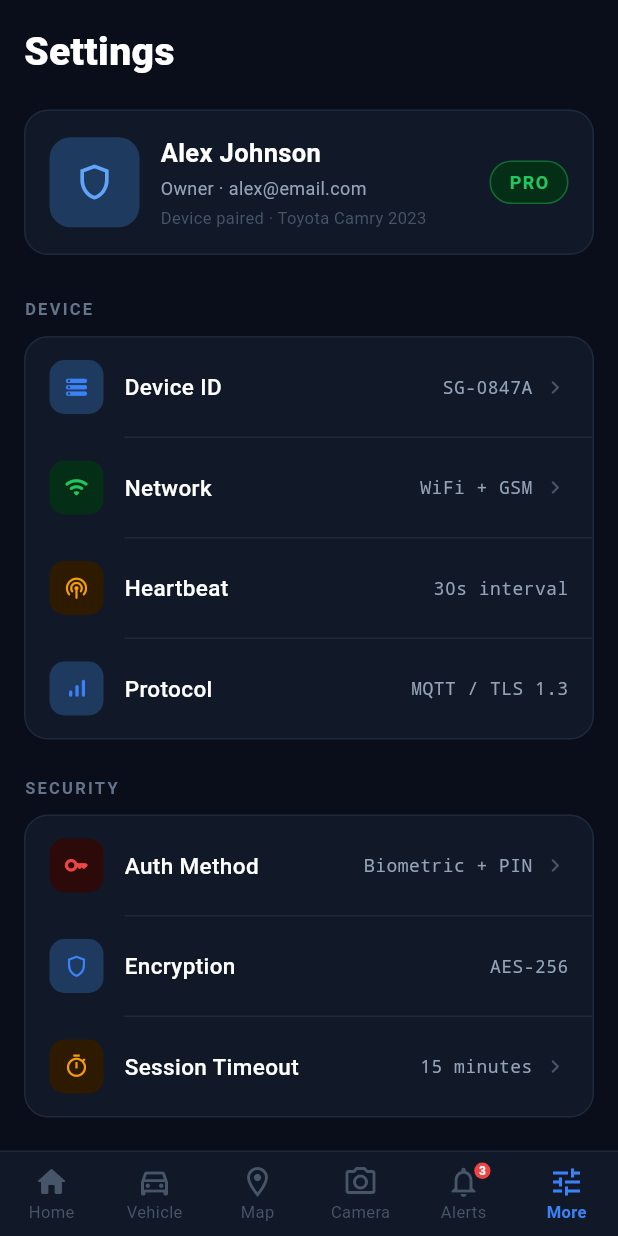
After one commit to Ibrah-N/anti_theft_app, a Flutter app: the screen it shows after launch, item 6 of the bottom bar chosen, on a phone screen of 412 x 824 dp. The commit adds this screen. Run offline on Flutter 3.47's test engine with Material 3 defaults, Android fonts, the phone set to English and light mode, and no system bars; our stand-ins replace flutter_map, latlong2; Roboto replaces fonts that are missing (SF Pro Display).

Commit message:
Setting Page added successfully

```diff
--- /dev/null
+++ b/lib/data/models/settings_model.dart
@@ -0,0 +1,53 @@
+class DeviceSettings {
+  final String deviceId;
+  final String network;
+  final String heartbeatInterval;
+  final String protocol;
+
+  const DeviceSettings({
+    required this.deviceId,
+    required this.network,
+    required this.heartbeatInterval,
+    required this.protocol,
+  });
+
+  static DeviceSettings mock() => const DeviceSettings(
+    deviceId: 'SG-0847A',
+    network: 'WiFi + GSM',
+    heartbeatInterval: '30s interval',
+    protocol: 'MQTT / TLS 1.3',
+  );
+}
+
+class SecuritySettings {
+  final String authMethod;
+  final String encryption;
+  final String sessionTimeout;
+
+  const SecuritySettings({
+    required this.authMethod,
+    required this.encryption,
+    required this.sessionTimeout,
+  });
+
+  static SecuritySettings mock() => const SecuritySettings(
+    authMethod: 'Biometric + PIN',
+    encryption: 'AES-256',
+    sessionTimeout: '15 minutes',
+  );
+}
+
+class AccessSettings {
+  final int sharedUsersCount;
+  final String activityLogLabel;
+
+  const AccessSettings({
+    required this.sharedUsersCount,
+    required this.activityLogLabel,
+  });
+
+  static AccessSettings mock() => const AccessSettings(
+    sharedUsersCount: 2,
+    activityLogLabel: 'View history',
+  );
+}
--- a/lib/data/models/user_model.dart
+++ b/lib/data/models/user_model.dart
@@ -0,0 +1,34 @@
+enum UserPlan { free, pro, enterprise }
+
+class UserModel {
+  final String name;
+  final String email;
+  final String role;
+  final String pairedVehicle;
+  final UserPlan plan;
+
+  const UserModel({
+    required this.name,
+    required this.email,
+    required this.role,
+    required this.pairedVehicle,
+    required this.plan,
+  });
+
+  String get planLabel {
+    switch (plan) {
+      case UserPlan.free:       return 'FREE';
+      case UserPlan.pro:        return 'PRO';
+      case UserPlan.enterprise: return 'ENT';
+    }
+  }
+
+  // Step 2: replace with auth repository response
+  static UserModel mock() => const UserModel(
+    name: 'Alex Johnson',
+    email: 'alex@email.com',
+    role: 'Owner',
+    pairedVehicle: 'Toyota Camry 2023',
+    plan: UserPlan.pro,
+  );
+}
--- a/lib/presentation/screens/home/home_screen.dart
+++ b/lib/presentation/screens/home/home_screen.dart
@@ -9,6 +9,7 @@ import '../../widgets/home/latest_alert_card.dart';
 import '../../widgets/common/bottom_nav_bar.dart';
 import '../vehicle/vehicle_screen.dart';
 import '../map/map_screen.dart';
+import '../settings/settings_screen.dart';
 
 class HomeScreen extends StatefulWidget {
   const HomeScreen({super.key});
@@ -153,13 +154,16 @@ class _HomeScreenState extends State<HomeScreen> {
       bottomNavigationBar: SmartGuardBottomNav(
         currentIndex: _navIndex,
 
-        onTap: (i) {
+      onTap: (i) {
           if (i == 1) {
             Navigator.push(context,
                 MaterialPageRoute(builder: (_) => const VehicleScreen()));
           } else if (i == 2) {
             Navigator.push(context,
                 MaterialPageRoute(builder: (_) => const MapScreen()));
+          } else if (i == 5) {
+            Navigator.push(context,
+                MaterialPageRoute(builder: (_) => const SettingsScreen()));
           } else {
             setState(() => _navIndex = i);
           }
--- /dev/null
+++ b/lib/presentation/screens/settings/settings_screen.dart
@@ -0,0 +1,249 @@
+import 'package:flutter/material.dart';
+import '../../../core/constants/app_colors.dart';
+import '../../../data/models/user_model.dart';
+import '../../../data/models/settings_model.dart';
+import '../../widgets/settings/profile_card.dart';
+import '../../widgets/settings/settings_section.dart';
+import '../../widgets/common/bottom_nav_bar.dart';
+
+class SettingsScreen extends StatefulWidget {
+  const SettingsScreen({super.key});
+
+  @override
+  State<SettingsScreen> createState() => _SettingsScreenState();
+}
+
+class _SettingsScreenState extends State<SettingsScreen> {
+  int _navIndex = 5;
+
+  // Step 2: replace with provider / auth repository
+  final UserModel _user         = UserModel.mock();
+  final DeviceSettings _device   = DeviceSettings.mock();
+  final SecuritySettings _sec    = SecuritySettings.mock();
+  final AccessSettings _access   = AccessSettings.mock();
+
+  void _onSignOut() {
+    showDialog(
+      context: context,
+      builder: (_) => AlertDialog(
+        backgroundColor: AppColors.cardBg,
+        shape: RoundedRectangleBorder(
+            borderRadius: BorderRadius.circular(16)),
+        title: const Text('Sign Out',
+            style: TextStyle(color: AppColors.textPrimary)),
+        content: const Text(
+            'Are you sure you want to sign out of SmartGuard?',
+            style: TextStyle(color: AppColors.textSecondary)),
+        actions: [
+          TextButton(
+            onPressed: () => Navigator.pop(context),
+            child: const Text('Cancel',
+                style: TextStyle(color: AppColors.textSecondary)),
+          ),
+          TextButton(
+            onPressed: () {
+              Navigator.pop(context);
+              // TODO Step 2: clear tokens + navigate to LoginScreen
+            },
+            child: const Text('Sign Out',
+                style: TextStyle(color: AppColors.statusRed)),
+          ),
+        ],
+      ),
+    );
+  }
+
+  @override
+  Widget build(BuildContext context) {
+    return Scaffold(
+      backgroundColor: AppColors.scaffoldBg,
+      body: SafeArea(
+        child: CustomScrollView(
+          slivers: [
+            // ── Title ──────────────────────────────────────
+            const SliverToBoxAdapter(
+              child: Padding(
+                padding: EdgeInsets.fromLTRB(16, 16, 16, 20),
+                child: Text(
+                  'Settings',
+                  style: TextStyle(
+                    color: AppColors.textPrimary,
+                    fontSize: 26,
+                    fontWeight: FontWeight.w800,
+                  ),
+                ),
+              ),
+            ),
+
+            // ── Profile card ────────────────────────────────
+            SliverToBoxAdapter(
+              child: Padding(
+                padding: const EdgeInsets.symmetric(horizontal: 16),
+                child: ProfileCard(user: _user),
+              ),
+            ),
+
+            const SliverToBoxAdapter(child: SizedBox(height: 28)),
+
+            // ── DEVICE section ──────────────────────────────
+            SliverToBoxAdapter(
+              child: Padding(
+                padding: const EdgeInsets.symmetric(horizontal: 16),
+                child: SettingsSection(
+                  title: 'DEVICE',
+                  rows: [
+                    SettingsSectionData(
+                      icon: Icons.storage_rounded,
+                      iconColor: AppColors.accentBlue,
+                      iconBg: AppColors.iconBlueBg,
+                      label: 'Device ID',
+                      value: _device.deviceId,
+                      hasChevron: true,
+                      onTap: () {},
+                    ),
+                    SettingsSectionData(
+                      icon: Icons.wifi_rounded,
+                      iconColor: const Color(0xFF22C55E),
+                      iconBg: const Color(0xFF052E16),
+                      label: 'Network',
+                      value: _device.network,
+                      hasChevron: true,
+                      onTap: () {},
+                    ),
+                    SettingsSectionData(
+                      icon: Icons.podcasts_rounded,
+                      iconColor: const Color(0xFFF59E0B),
+                      iconBg: const Color(0xFF2D1A00),
+                      label: 'Heartbeat',
+                      value: _device.heartbeatInterval,
+                      hasChevron: false,
+                    ),
+                    SettingsSectionData(
+                      icon: Icons.signal_cellular_alt_rounded,
+                      iconColor: AppColors.accentBlue,
+                      iconBg: AppColors.iconBlueBg,
+                      label: 'Protocol',
+                      value: _device.protocol,
+                      hasChevron: false,
+                    ),
+                  ],
+                ),
+              ),
+            ),
+
+            const SliverToBoxAdapter(child: SizedBox(height: 24)),
+
+            // ── SECURITY section ────────────────────────────
+            SliverToBoxAdapter(
+              child: Padding(
+                padding: const EdgeInsets.symmetric(horizontal: 16),
+                child: SettingsSection(
+                  title: 'SECURITY',
+                  rows: [
+                    SettingsSectionData(
+                      icon: Icons.key_rounded,
+                      iconColor: const Color(0xFFEF4444),
+                      iconBg: const Color(0xFF2D0A0A),
+                      label: 'Auth Method',
+                      value: _sec.authMethod,
+                      hasChevron: true,
+                      onTap: () {},
+                    ),
+                    SettingsSectionData(
+                      icon: Icons.shield_outlined,
+                      iconColor: AppColors.accentBlue,
+                      iconBg: AppColors.iconBlueBg,
+                      label: 'Encryption',
+                      value: _sec.encryption,
+                      hasChevron: false,
+                    ),
+                    SettingsSectionData(
+                      icon: Icons.timer_outlined,
+                      iconColor: const Color(0xFFF59E0B),
+                      iconBg: const Color(0xFF2D1A00),
+                      label: 'Session Timeout',
+                      value: _sec.sessionTimeout,
+                      hasChevron: true,
+                      onTap: () {},
+                    ),
+                  ],
+                ),
+              ),
+            ),
+
+            const SliverToBoxAdapter(child: SizedBox(height: 24)),
+
+            // ── ACCESS section ──────────────────────────────
+            SliverToBoxAdapter(
+              child: Padding(
+                padding: const EdgeInsets.symmetric(horizontal: 16),
+                child: SettingsSection(
+                  title: 'ACCESS',
+                  rows: [
+                    SettingsSectionData(
+                      icon: Icons.group_outlined,
+                      iconColor: const Color(0xFF22C55E),
+                      iconBg: const Color(0xFF052E16),
+                      label: 'Shared Users',
+                      value: '${_access.sharedUsersCount} active',
+                      hasChevron: true,
+                      onTap: () {},
+                    ),
+                    SettingsSectionData(
+                      icon: Icons.show_chart_rounded,
+                      iconColor: AppColors.accentBlue,
+                      iconBg: AppColors.iconBlueBg,
+                      label: 'Activity Log',
+                      value: _access.activityLogLabel,
+                      hasChevron: true,
+                      onTap: () {},
+                    ),
+                  ],
+                ),
+              ),
+            ),
+
+            const SliverToBoxAdapter(child: SizedBox(height: 28)),
+
+            // ── Sign Out button ─────────────────────────────
+            SliverToBoxAdapter(
+              child: Padding(
+                padding: const EdgeInsets.symmetric(horizontal: 16),
+                child: GestureDetector(
+                  onTap: _onSignOut,
+                  child: Container(
+                    height: 54,
+                    decoration: BoxDecoration(
+                      color: AppColors.statusRedBg,
+                      borderRadius: BorderRadius.circular(16),
+                      border: Border.all(
+                          color: AppColors.statusRed.withOpacity(0.3),
+                          width: 1),
+                    ),
+                    alignment: Alignment.center,
+                    child: const Text(
+                      'SIGN OUT',
+                      style: TextStyle(
+                        color: AppColors.statusRed,
+                        fontSize: 13,
+                        fontWeight: FontWeight.w700,
+                        letterSpacing: 1.5,
+                      ),
+                    ),
+                  ),
+                ),
+              ),
+            ),
+
+            const SliverToBoxAdapter(child: SizedBox(height: 28)),
+          ],
+        ),
+      ),
+
+      bottomNavigationBar: SmartGuardBottomNav(
+        currentIndex: _navIndex,
+        onTap: (i) => setState(() => _navIndex = i),
+      ),
+    );
+  }
+}
--- /dev/null
+++ b/lib/presentation/widgets/settings/profile_card.dart
@@ -0,0 +1,94 @@
+import 'package:flutter/material.dart';
+import '../../../core/constants/app_colors.dart';
+import '../../../data/models/user_model.dart';
+
+class ProfileCard extends StatelessWidget {
+  final UserModel user;
+
+  const ProfileCard({super.key, required this.user});
+
+  @override
+  Widget build(BuildContext context) {
+    return Container(
+      padding: const EdgeInsets.all(16),
+      decoration: BoxDecoration(
+        color: AppColors.cardBg,
+        borderRadius: BorderRadius.circular(16),
+        border: Border.all(color: AppColors.borderColor, width: 1),
+      ),
+      child: Row(
+        children: [
+          // Shield avatar
+          Container(
+            width: 60,
+            height: 60,
+            decoration: BoxDecoration(
+              color: AppColors.iconBlueBg,
+              borderRadius: BorderRadius.circular(14),
+            ),
+            child: const Icon(
+              Icons.shield_outlined,
+              color: AppColors.shieldBlue,
+              size: 28,
+            ),
+          ),
+          const SizedBox(width: 14),
+
+          // Name + email + vehicle
+          Expanded(
+            child: Column(
+              crossAxisAlignment: CrossAxisAlignment.start,
+              children: [
+                Text(
+                  user.name,
+                  style: const TextStyle(
+                    color: AppColors.textPrimary,
+                    fontSize: 17,
+                    fontWeight: FontWeight.w700,
+                  ),
+                ),
+                const SizedBox(height: 3),
+                Text(
+                  '${user.role} · ${user.email}',
+                  style: const TextStyle(
+                    color: AppColors.textSecondary,
+                    fontSize: 12,
+                  ),
+                ),
+                const SizedBox(height: 3),
+                Text(
+                  'Device paired · ${user.pairedVehicle}',
+                  style: const TextStyle(
+                    color: AppColors.textMuted,
+                    fontSize: 11,
+                  ),
+                ),
+              ],
+            ),
+          ),
+
+          // PRO badge
+          Container(
+            padding: const EdgeInsets.symmetric(
+                horizontal: 12, vertical: 5),
+            decoration: BoxDecoration(
+              color: AppColors.statusGreenBg,
+              borderRadius: BorderRadius.circular(20),
+              border: Border.all(
+                  color: AppColors.statusGreen.withOpacity(0.4), width: 1),
+            ),
+            child: Text(
+              user.planLabel,
+              style: const TextStyle(
+                color: AppColors.statusGreen,
+                fontSize: 12,
+                fontWeight: FontWeight.w700,
+                letterSpacing: 1,
+              ),
+            ),
+          ),
+        ],
+      ),
+    );
+  }
+}
--- /dev/null
+++ b/lib/presentation/widgets/settings/settings_row.dart
@@ -0,0 +1,97 @@
+import 'package:flutter/material.dart';
+import '../../../core/constants/app_colors.dart';
+
+class SettingsRow extends StatelessWidget {
+  final IconData icon;
+  final Color iconColor;
+  final Color iconBg;
+  final String label;
+  final String value;
+  final bool hasChevron;
+  final VoidCallback? onTap;
+  final bool isFirst;
+  final bool isLast;
+
+  const SettingsRow({
+    super.key,
+    required this.icon,
+    required this.iconColor,
+    required this.iconBg,
+    required this.label,
+    required this.value,
+    this.hasChevron = false,
+    this.onTap,
+    this.isFirst = false,
+    this.isLast = false,
+  });
+
+  @override
+  Widget build(BuildContext context) {
+    return GestureDetector(
+      onTap: onTap,
+      behavior: HitTestBehavior.opaque,
+      child: Column(
+        children: [
+          Padding(
+            padding: const EdgeInsets.symmetric(
+                horizontal: 16, vertical: 15),
+            child: Row(
+              children: [
+                // Icon circle
+                Container(
+                  width: 36,
+                  height: 36,
+                  decoration: BoxDecoration(
+                    color: iconBg,
+                    borderRadius: BorderRadius.circular(10),
+                  ),
+                  child: Icon(icon, color: iconColor, size: 17),
+                ),
+                const SizedBox(width: 14),
+
+                // Label
+                Expanded(
+                  child: Text(
+                    label,
+                    style: const TextStyle(
+                      color: AppColors.textPrimary,
+                      fontSize: 15,
+                      fontWeight: FontWeight.w500,
+                    ),
+                  ),
+                ),
+
+                // Value (monospace feel)
+                Text(
+                  value,
+                  style: const TextStyle(
+                    color: AppColors.textSecondary,
+                    fontSize: 12,
+                    fontFamily: 'monospace',
+                    letterSpacing: 0.3,
+                  ),
+                ),
+
+                // Chevron
+                if (hasChevron) ...[
+                  const SizedBox(width: 6),
+                  const Icon(Icons.chevron_right_rounded,
+                      color: AppColors.textMuted, size: 18),
+                ],
+              ],
+            ),
+          ),
+
+          // Divider — skip on last row
+          if (!isLast)
+            const Divider(
+              height: 1,
+              thickness: 1,
+              color: AppColors.divider,
+              indent: 66,
+            ),
+        ],
+      ),
+    );
+  }
+}
--- /dev/null
+++ b/lib/presentation/widgets/settings/settings_section.dart
@@ -0,0 +1,82 @@
+import 'package:flutter/material.dart';
+import '../../../core/constants/app_colors.dart';
+import 'settings_row.dart';
+
+class SettingsSectionData {
+  final IconData icon;
+  final Color iconColor;
+  final Color iconBg;
+  final String label;
+  final String value;
+  final bool hasChevron;
+  final VoidCallback? onTap;
+
+  const SettingsSectionData({
+    required this.icon,
+    required this.iconColor,
+    required this.iconBg,
+    required this.label,
+    required this.value,
+    this.hasChevron = false,
+    this.onTap,
+  });
+}
+
+class SettingsSection extends StatelessWidget {
+  final String title;
+  final List<SettingsSectionData> rows;
+
+  const SettingsSection({
+    super.key,
+    required this.title,
+    required this.rows,
+  });
+
+  @override
+  Widget build(BuildContext context) {
+    return Column(
+      crossAxisAlignment: CrossAxisAlignment.start,
+      children: [
+        // Section label
+        Text(
+          title,
+          style: const TextStyle(
+            color: AppColors.labelColor,
+            fontSize: 11,
+            fontWeight: FontWeight.w600,
+            letterSpacing: 1.5,
+          ),
+        ),
+        const SizedBox(height: 10),
+
+        // Section card
+        Container(
+          decoration: BoxDecoration(
+            color: AppColors.cardBg,
+            borderRadius: BorderRadius.circular(16),
+            border: Border.all(color: AppColors.borderColor, width: 1),
+          ),
+          child: ClipRRect(
+            borderRadius: BorderRadius.circular(16),
+            child: Column(
+              children: List.generate(rows.length, (i) {
+                final row = rows[i];
+                return SettingsRow(
+                  icon: row.icon,
+                  iconColor: row.iconColor,
+                  iconBg: row.iconBg,
+                  label: row.label,
+                  value: row.value,
+                  hasChevron: row.hasChevron,
+                  onTap: row.onTap,
+                  isFirst: i == 0,
+                  isLast: i == rows.length - 1,
+                );
+              }),
+            ),
+          ),
+        ),
+      ],
+    );
+  }
+}
```
